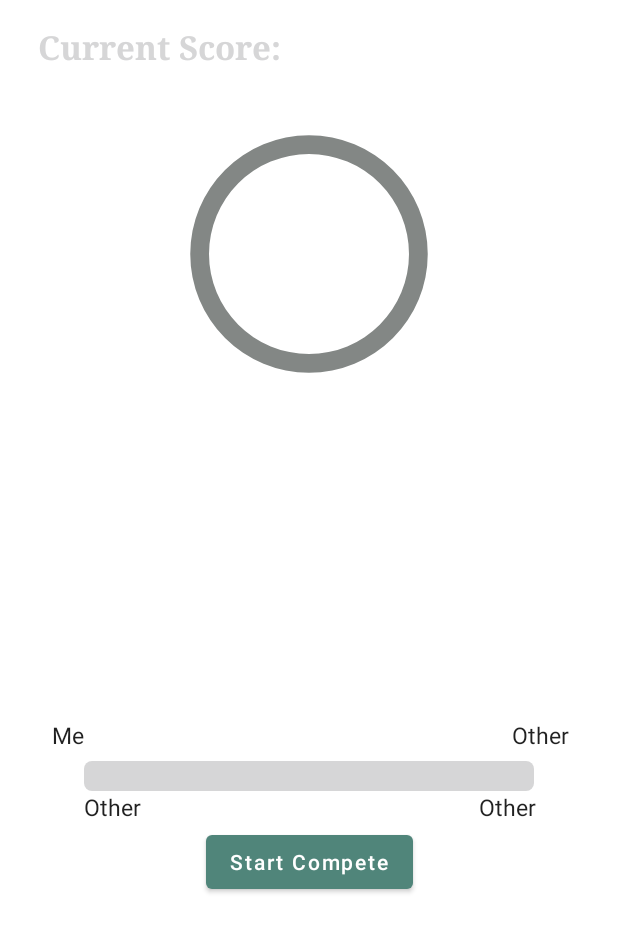
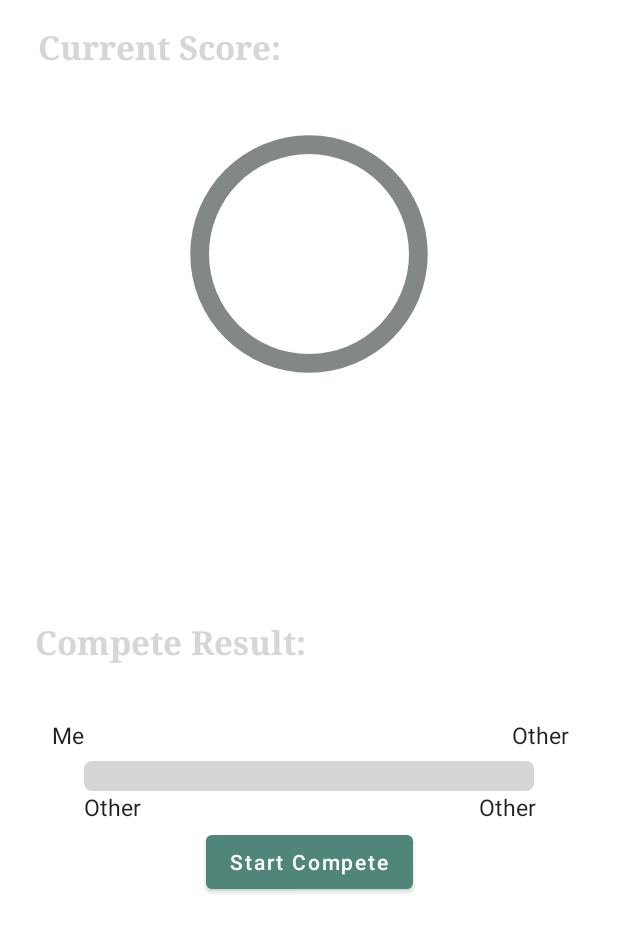
Before and after one commit to CPEN321-DayDayApp/dda, an Android app: the layout fragment_myscoretab.xml on its own in the app's theme, with its tools: preview values and no code run, on a phone screen of 412 x 824 dp. Shown: the top 932 px of the screen. Run offline under Robolectric (Android 15) with nearby library versions, the phone set to English and light mode, and no system bars.

Commit message:
add compete result title

```diff
--- a/frontend/app/src/main/res/layout/fragment_myscoretab.xml
+++ b/frontend/app/src/main/res/layout/fragment_myscoretab.xml
@@ -53,6 +53,20 @@
         app:layout_constraintEnd_toEndOf="parent"
         app:layout_constraintStart_toStartOf="parent"
         app:layout_constraintTop_toBottomOf="@+id/myScore">
+
+        <TextView
+            android:layout_width="wrap_content"
+            android:layout_height="wrap_content"
+            android:layout_marginTop="16dp"
+            android:text="Compete Result:"
+            android:textAppearance="@style/TextAppearance.AppCompat.Large"
+            app:layout_constraintEnd_toEndOf="parent"
+            app:layout_constraintHorizontal_bias="0.1"
+            app:layout_constraintStart_toStartOf="parent"
+            app:layout_constraintTop_toTopOf="parent"
+            android:textStyle="bold"
+            android:typeface="serif"
+            android:textColor="@color/quantum_googgreen"/>
 
         <ProgressBar
             android:id="@+id/competeBar"
```
